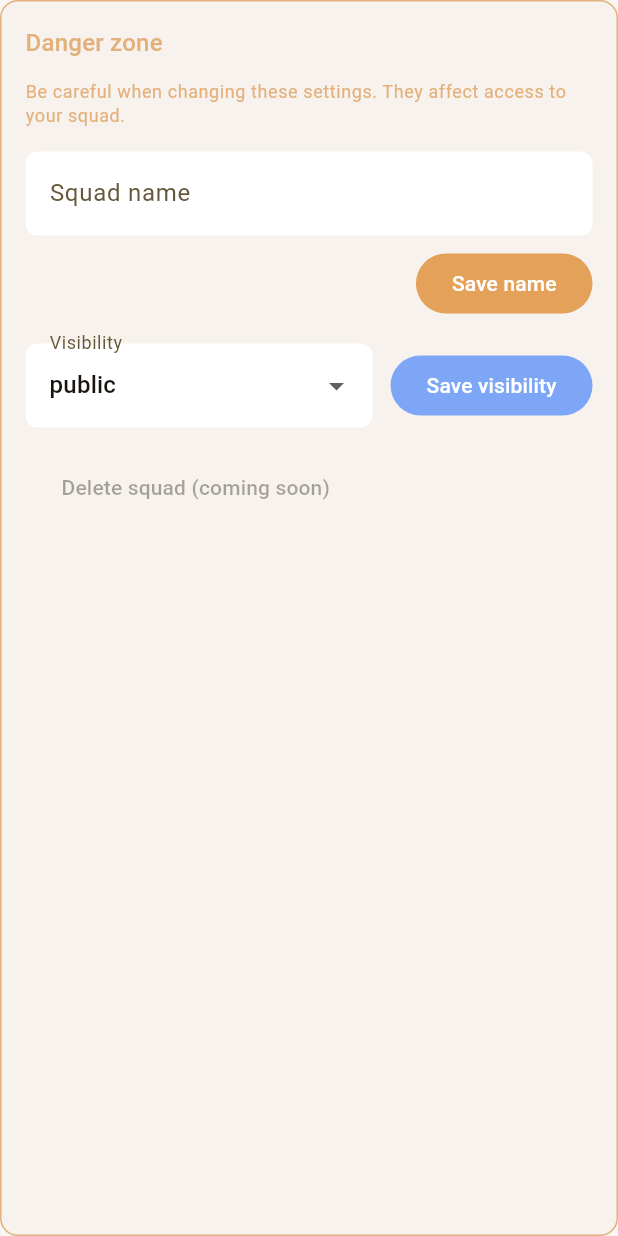
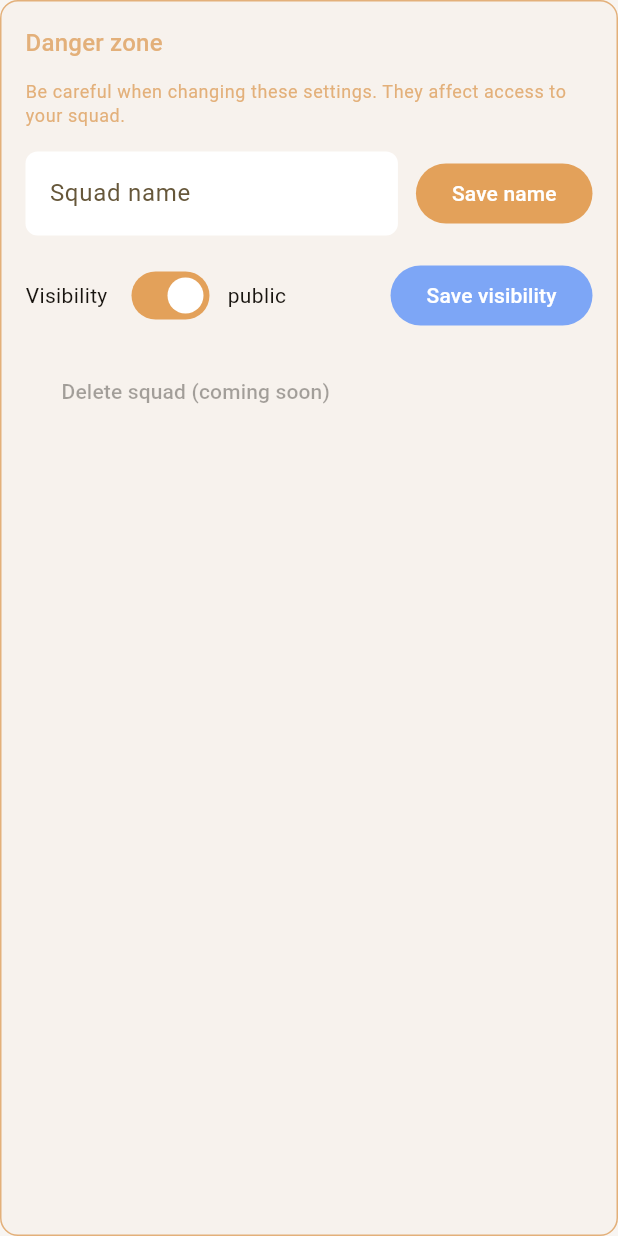
Before and after one commit to Netherman2440/squads_web, a Flutter app: the _DangerZoneSection widget shown alone on an empty page, opened directly with empty values, on a phone screen of 412 x 824 dp. Run offline on Flutter 3.47's test engine with Material 3 defaults, Android fonts, the phone set to English and light mode, and no system bars; our stand-ins replace flutter_dotenv, flutter_riverpod, flutter_secure_storage, go_router, supabase_flutter; accounts and stored records are empty.

Commit message:
feat: streamline squad settings controls

```diff
--- a/app/lib/features/squads/presentation/pages/squad_settings_page.dart
+++ b/app/lib/features/squads/presentation/pages/squad_settings_page.dart
@@ -308,7 +308,7 @@ class _DangerZoneSection extends StatelessWidget {
       width: double.infinity,
       padding: const EdgeInsets.all(16),
       decoration: BoxDecoration(
-        color: theme.colorScheme.error.withValues(alpha:0.04),
+        color: theme.colorScheme.error.withValues(alpha: 0.04),
         borderRadius: BorderRadius.circular(12),
         border: Border.all(
           color: theme.colorScheme.errorContainer,
@@ -332,7 +332,10 @@ class _DangerZoneSection extends StatelessWidget {
             ),
           ),
           const SizedBox(height: 16),
-          TextField(
+          Row(
+            children: [
+              Expanded(
+                child: TextField(
                   controller: nameController,
                   decoration: const InputDecoration(
                     labelText: 'Squad name',
@@ -340,36 +343,41 @@ class _DangerZoneSection extends StatelessWidget {
                   textInputAction: TextInputAction.done,
                   textCapitalization: TextCapitalization.sentences,
                 ),
-          const SizedBox(height: 8),
-          Align(
-            alignment: Alignment.centerRight,
-            child: FilledButton(
+              ),
+              const SizedBox(width: 12),
+              FilledButton(
                 onPressed: onSaveName,
                 child: const Text('Save name'),
               ),
+            ],
           ),
           const SizedBox(height: 16),
           Row(
             children: [
               Expanded(
-                child: DropdownButtonFormField<SquadVisibility>(
-                  initialValue: visibilityDraft,
-                  decoration: const InputDecoration(
-                    labelText: 'Visibility',
+                child: Row(
+                  children: [
+                    Text(
+                      'Visibility',
+                      style: theme.textTheme.bodyMedium,
                     ),
-                  items: SquadVisibility.values
-                      .map(
-                        (v) => DropdownMenuItem<SquadVisibility>(
-                          value: v,
-                          child: Text(v.label),
+                    const SizedBox(width: 12),
+                    Switch.adaptive(
+                      value: visibilityDraft == SquadVisibility.public,
+                      onChanged: (isPublic) {
+                        onVisibilityChanged(
+                          isPublic
+                              ? SquadVisibility.public
+                              : SquadVisibility.private,
+                        );
+                      },
                     ),
-                      )
-                      .toList(),
-                  onChanged: (value) {
-                    if (value != null) {
-                      onVisibilityChanged(value);
-                    }
-                  },
+                    const SizedBox(width: 8),
+                    Text(
+                      visibilityDraft.label,
+                      style: theme.textTheme.bodyMedium,
+                    ),
+                  ],
                 ),
               ),
               const SizedBox(width: 12),
```
Lines whose indentation alone changed are shown as unchanged.
